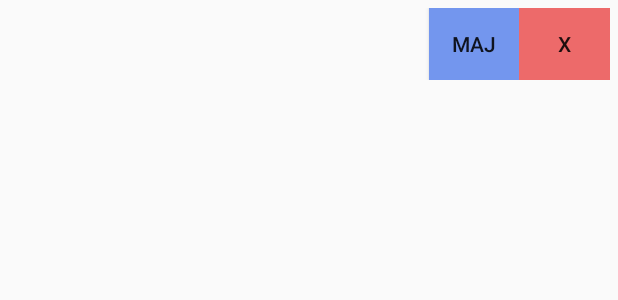
After one commit to Giyomm/SmartGenda, an Android app: the layout calendar_list_item_row.xml on its own in the app's theme, with its tools: preview values and no code run, on a phone screen of 412 x 824 dp. The commit adds this screen. Shown: the top 300 px of the screen. Run offline under Robolectric (Android 15) with nearby library versions, the light colour scheme and no system bars.

```diff
--- a/app/src/main/java/com/agenda/ter/database/EventContract.java
+++ b/app/src/main/java/com/agenda/ter/database/EventContract.java
@@ -12,7 +12,7 @@ public final class EventContract {
     /* Inner class that defines the table contents */
     public static abstract class EventEntry implements BaseColumns {
         public static final String TABLE_NAME = "event";
-        public static final String COLUMN_NAME_EVENT_ID = _ID;
+        public static final String COLUMN_NAME_EVENT_ID = "event_id";
         public static final String COLUMN_NAME_EVENT_NAME = "event_name";
         public static final String COLUMN_NAME_EVENT_DATE = "event_date";
         public static final String COLUMN_NAME_EVENT_TIME = "event_time";
@@ -27,7 +27,7 @@ public final class EventContract {
         private static final String SQL_CREATE_ENTRIES =
                 "CREATE TABLE IF NOT EXISTS " + EventEntry.TABLE_NAME +
                         " (" +
-                            EventEntry.COLUMN_NAME_EVENT_ID + INTEGER_TYPE + " PRIMARY KEY NOT NULL," +
+                            EventEntry.COLUMN_NAME_EVENT_ID + INTEGER_TYPE + " PRIMARY KEY AUTOINCREMENT," +
                             EventEntry.COLUMN_NAME_EVENT_NAME + VARCHAR_TYPE + "(255)" + COMMA_SEP +
                             EventEntry.COLUMN_NAME_EVENT_DATE + INTEGER_TYPE + COMMA_SEP +
                             EventEntry.COLUMN_NAME_EVENT_TIME + VARCHAR_TYPE + "(255)" + COMMA_SEP +
--- a/app/src/main/java/com/agenda/ter/database/LocationContract.java
+++ b/app/src/main/java/com/agenda/ter/database/LocationContract.java
@@ -12,7 +12,7 @@ public final class LocationContract {
     /* Inner class that defines the table contents */
     public static abstract class LocationEntry implements BaseColumns {
         public static final String TABLE_NAME = "location";
-        public static final String COLUMN_NAME_LOCATION_ID = _ID;
+        public static final String COLUMN_NAME_LOCATION_ID = "location_id";
         public static final String COLUMN_NAME_LOCATION_NAME = "location_name";
         public static final String COLUMN_NAME_METEO_TEMPERATURE = "meteo_temperature";
         public static final String COLUMN_NAME_LOCATION_LONGITUDE = "location_longitude";
@@ -27,7 +27,7 @@ public final class LocationContract {
         private static final String SQL_CREATE_ENTRIES =
                 "CREATE TABLE IF NOT EXISTS " + LocationEntry.TABLE_NAME +
                         " (" +
-                        LocationEntry.COLUMN_NAME_LOCATION_ID + INTEGER_TYPE + " PRIMARY KEY NOT NULL," +
+                        LocationEntry.COLUMN_NAME_LOCATION_ID + INTEGER_TYPE + " PRIMARY KEY AUTOINCREMENT," +
                         LocationEntry.COLUMN_NAME_LOCATION_NAME + VARCHAR_TYPE + "(255)" + COMMA_SEP +
                         LocationEntry.COLUMN_NAME_METEO_TEMPERATURE + REAL_TYPE + COMMA_SEP +
                         LocationEntry.COLUMN_NAME_LOCATION_LONGITUDE + REAL_TYPE + COMMA_SEP +
--- a/app/src/main/java/com/agenda/ter/database/NotificationContract.java
+++ b/app/src/main/java/com/agenda/ter/database/NotificationContract.java
@@ -12,7 +12,7 @@ public final class NotificationContract {
     /* Inner class that defines the table contents */
     public static abstract class NotificationEntry implements BaseColumns {
         public static final String TABLE_NAME = "notification";
-        public static final String COLUMN_NAME_NOTIFICATION_ID = _ID;
+        public static final String COLUMN_NAME_NOTIFICATION_ID = "notification_id";
         public static final String COLUMN_NAME_NOTIFICATION_NAME = "notification_name";
         public static final String COLUMN_NAME_NOTIFICATION_COLOR_RED = "notification_color_red";
         public static final String COLUMN_NAME_NOTIFICATION_COLOR_GREEN = "notification_color_green";
@@ -26,7 +26,7 @@ public final class NotificationContract {
         private static final String SQL_CREATE_ENTRIES =
                 "CREATE TABLE IF NOT EXISTS " + NotificationEntry.TABLE_NAME +
                         " (" +
-                        NotificationEntry.COLUMN_NAME_NOTIFICATION_ID + INTEGER_TYPE + " PRIMARY KEY NOT NULL," +
+                        NotificationEntry.COLUMN_NAME_NOTIFICATION_ID + INTEGER_TYPE + " PRIMARY KEY AUTOINCREMENT," +
                         NotificationEntry.COLUMN_NAME_NOTIFICATION_NAME + VARCHAR_TYPE + "(255)" + COMMA_SEP +
                         NotificationEntry.COLUMN_NAME_NOTIFICATION_COLOR_RED + INTEGER_TYPE + COMMA_SEP +
                         NotificationEntry.COLUMN_NAME_NOTIFICATION_COLOR_GREEN + INTEGER_TYPE + COMMA_SEP +
--- a/app/src/main/java/com/agenda/ter/database/ReminderContract.java
+++ b/app/src/main/java/com/agenda/ter/database/ReminderContract.java
@@ -12,7 +12,7 @@ public final class ReminderContract {
     /* Inner class that defines the table contents */
     public static abstract class ReminderEntry implements BaseColumns {
         public static final String TABLE_NAME = "reminder";
-        public static final String COLUMN_NAME_REMINDER_ID =_ID;
+        public static final String COLUMN_NAME_REMINDER_ID = "reminder_id";
         public static final String COLUMN_NAME_REMINDER_NAME = "reminder_name";
         public static final String COLUMN_NAME_REMINDER_DATE = "reminder_date";
         public static final String COLUMN_NAME_REMINDER_DISPLAY_MAP = "reminder_display_map";
@@ -26,7 +26,7 @@ public final class ReminderContract {
         private static final String SQL_CREATE_ENTRIES =
                 "CREATE TABLE IF NOT EXISTS " + ReminderEntry.TABLE_NAME +
                         " (" +
-                        ReminderEntry.COLUMN_NAME_REMINDER_ID + INTEGER_TYPE + " PRIMARY KEY NOT NULL," +
+                        ReminderEntry.COLUMN_NAME_REMINDER_ID + INTEGER_TYPE + " PRIMARY KEY AUTOINCREMENT," +
                         ReminderEntry.COLUMN_NAME_REMINDER_NAME + VARCHAR_TYPE + "(255)" + COMMA_SEP +
                         ReminderEntry.COLUMN_NAME_REMINDER_DATE + DATE_TYPE + COMMA_SEP +
                         ReminderEntry.COLUMN_NAME_REMINDER_DISPLAY_MAP + INTEGER_TYPE + " DEFAULT 0" +COMMA_SEP +
--- a/app/src/main/java/com/agenda/ter/database/SmartgendaDbHelper.java
+++ b/app/src/main/java/com/agenda/ter/database/SmartgendaDbHelper.java
@@ -9,7 +9,7 @@ import android.database.sqlite.SQLiteOpenHelper;
  */
 public class SmartgendaDbHelper extends SQLiteOpenHelper {
     // If you change the database schema, you must increment the database version.
-    public static final int DATABASE_VERSION = 1;
+    public static final int DATABASE_VERSION = 4;
     public static final String DATABASE_NAME = "Smartgenda.db";
 
     public SmartgendaDbHelper(Context context) {
--- a/app/src/main/java/com/agenda/ter/smartgenda/EventActivity.java
+++ b/app/src/main/java/com/agenda/ter/smartgenda/EventActivity.java
@@ -433,6 +433,8 @@ public class EventActivity extends AppCompatActivity {
             } catch (ParseException e) {
                 e.printStackTrace();
             }
+            Log.d("YOLO MILLI",""+dateParse.getTime());
+            Log.d("DATE",new SimpleDateFormat("dd/MM/yyyy hh:mm").format(dateParse));
             values.put(EventContract.EventEntry.COLUMN_NAME_EVENT_DATE,dateParse.getTime());
             values.put(EventContract.EventEntry.COLUMN_NAME_EVENT_TIME,params[2]);
             values.put(EventContract.EventEntry.COLUMN_NAME_EVENT_DESCRIPTION,params[3]);
--- /dev/null
+++ b/app/src/main/res/layout/calendar_list_item_row.xml
@@ -0,0 +1,55 @@
+<?xml version="1.0" encoding="utf-8"?>
+<LinearLayout xmlns:android="http://schemas.android.com/apk/res/android"
+    android:orientation="horizontal"
+    android:layout_margin="5sp"
+    android:layout_width="match_parent"
+    android:layout_height="wrap_content">
+
+    <LinearLayout
+        android:orientation="vertical"
+        android:layout_width="0dp"
+        android:layout_height="match_parent"
+        android:layout_weight="0.4">
+
+        <TextView
+            android:layout_width="wrap_content"
+            android:layout_height="wrap_content"
+            android:textAppearance="?android:attr/textAppearanceMedium"
+            android:textStyle="bold"
+            android:id="@+id/calendar_event_list_name_text_View_id" />
+
+        <TextView
+            android:layout_width="wrap_content"
+            android:layout_height="wrap_content"
+            android:textAppearance="?android:attr/textAppearanceSmall"
+            android:id="@+id/calendar_event_list_desc_text_View_id" />
+    </LinearLayout>
+
+    <TextView
+        android:layout_width="0dp"
+        android:layout_height="wrap_content"
+        android:layout_weight="0.3"
+        android:textAppearance="?android:attr/textAppearanceSmall"
+        android:id="@+id/calendar_event_list_desc_time_View_id"
+        android:gravity="center_horizontal" />
+
+    <Button
+        style="?android:attr/buttonStyleSmall"
+        android:layout_width="0dp"
+        android:layout_height="wrap_content"
+        android:layout_weight="0.15"
+        android:text="@string/update"
+        android:id="@+id/calendar_event_list_modify_button_id"
+        android:background="#7396ee"
+        android:layout_gravity="end" />
+
+    <Button
+        style="?android:attr/buttonStyleSmall"
+        android:layout_width="0dp"
+        android:layout_height="wrap_content"
+        android:layout_weight="0.15"
+        android:text="@string/remove"
+        android:id="@+id/calendar_event_list_delete_button_id"
+        android:background="#ed6a6a"
+        android:layout_gravity="end" />
+</LinearLayout>
--- a/app/src/main/res/values/strings.xml
+++ b/app/src/main/res/values/strings.xml
@@ -1,6 +1,8 @@
 <resources>
     <string name="app_name">SmartGenda</string>
     <string name="add">+</string>
+    <string name="remove">x</string>
+    <string name="update">maj</string>
 
     <!-- Strings de l'activité Calendar -->
     <string name="calendar_title_activity_calendar">Calendrier</string>
```
Also changed, not shown: app/src/main/java/com/agenda/ter/model/Event.java (+37 -17 lines), app/src/main/java/com/agenda/ter/smartgenda/CalendarActivity.java (+165 -39 lines), app/src/main/res/layout/calendar_event_list.xml (added, +12 -0 lines).
